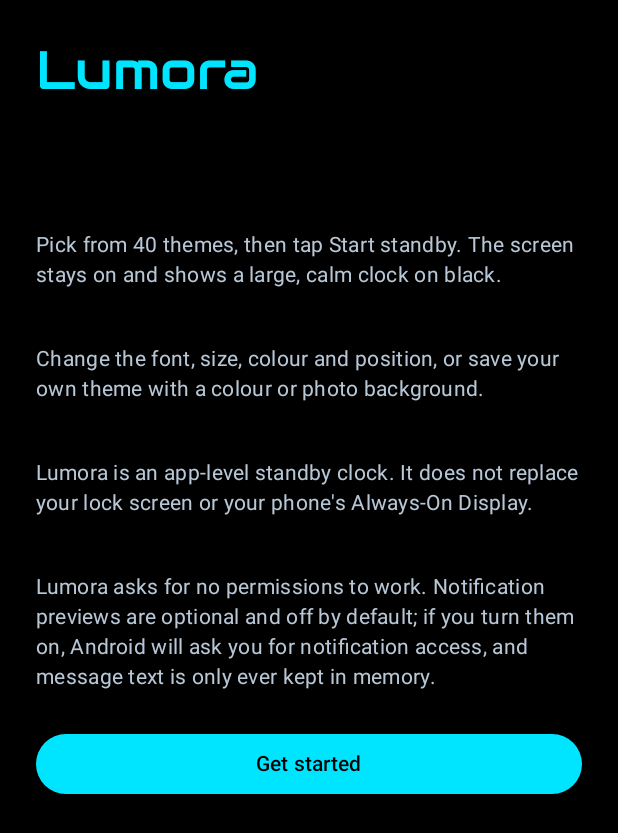
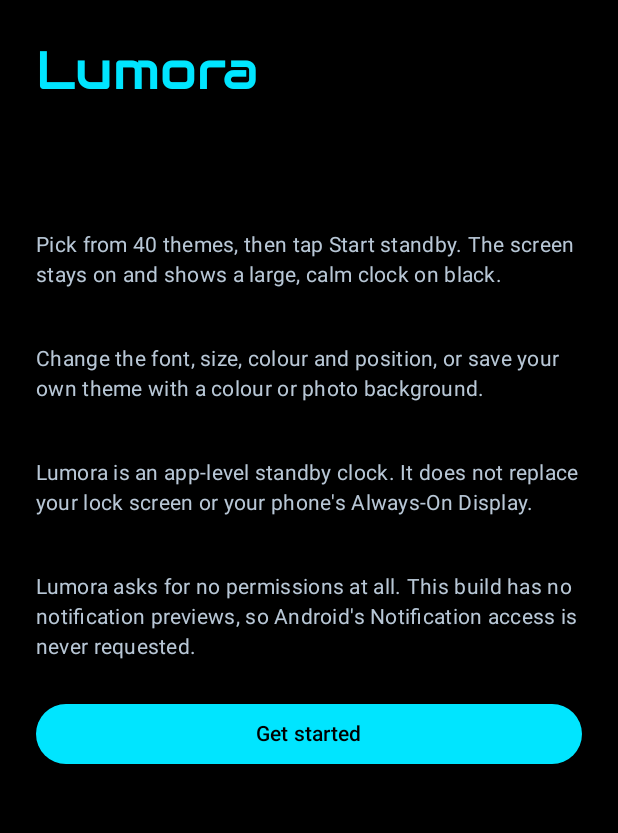
Before and after one commit to Aasimabdul/lumora, an Android app built with Jetpack Compose: the screen it shows after launch (MainActivity), on a phone screen of 412 x 824 dp. Shown: the top 833 px of the screen. Run offline under Robolectric (Android 15) with nearby library versions, the phone set to English and light mode, and no system bars.

Commit message:
Play Protect fix: standard and notifications build flavors, install guide, keystore helper (1.2.1)
Co-Authored-By: Claude Sonnet 5.5 <noreply@anthropic.com>
Claude-Session: https://claude.ai/code/session_01AHJw9DCsF3fyatnx35vAGL

```diff
--- a/app/src/main/java/com/simbuild/lumora/service/NotificationAccess.kt
+++ b/app/src/main/java/com/simbuild/lumora/service/NotificationAccess.kt
@@ -1,7 +1,9 @@
 package com.simbuild.lumora.service
 
 import android.content.ActivityNotFoundException
+import android.content.ComponentName
 import android.content.Context
+import android.content.pm.PackageManager
 import android.content.Intent
 import android.provider.Settings
 import androidx.core.app.NotificationManagerCompat
@@ -11,6 +13,17 @@ import androidx.core.app.NotificationManagerCompat
  * It is unrelated to POST_NOTIFICATIONS, which only concerns Lumora's own notifications.
  */
 object NotificationAccess {
+    /**
+     * True only in builds that declare the notification listener service (the "notifications" flavor).
+     * The "standard" build does not include notification previews at all.
+     */
+    fun isAvailable(context: Context): Boolean = try {
+        context.packageManager.getServiceInfo(ComponentName(context, LumoraNotificationListener::class.java), 0)
+        true
+    } catch (_: PackageManager.NameNotFoundException) {
+        false
+    }
+
     fun isEnabled(context: Context): Boolean =
         NotificationManagerCompat.getEnabledListenerPackages(context).contains(context.packageName)
 
--- a/app/src/main/java/com/simbuild/lumora/ui/screens/DashboardScreen.kt
+++ b/app/src/main/java/com/simbuild/lumora/ui/screens/DashboardScreen.kt
@@ -23,12 +23,14 @@ import androidx.compose.runtime.Composable
 import androidx.compose.ui.Alignment
 import androidx.compose.ui.Modifier
 import androidx.compose.ui.draw.clip
+import androidx.compose.ui.platform.LocalContext
 import androidx.compose.ui.graphics.Brush
 import androidx.compose.ui.graphics.Color
 import androidx.compose.ui.unit.dp
 import com.simbuild.lumora.core.settings.AppSettings
 import com.simbuild.lumora.core.theme.CustomTheme
 import com.simbuild.lumora.core.theme.ThemeCatalog
+import com.simbuild.lumora.service.NotificationAccess
 import com.simbuild.lumora.ui.SectionCard
 import com.simbuild.lumora.ui.clock.ThemeSurface
 import com.simbuild.lumora.ui.clock.rememberClockFrame
@@ -89,7 +91,8 @@ fun DashboardScreen(
         SectionCard("Right now") {
             StatusLine("Clock", if (settings.use24Hour) "24-hour" else "12-hour")
             StatusLine("Font", settings.font.label)
-            StatusLine("Notification previews", if (settings.preview.enabled) "On" else "Off")
+            val previewsInBuild = NotificationAccess.isAvailable(LocalContext.current)
+            StatusLine("Notification previews", if (!previewsInBuild) "Not in this build" else if (settings.preview.enabled) "On" else "Off")
             StatusLine("Charging automation", if (settings.chargingAutomation) "On" else "Off")
         }
 
--- a/app/src/main/java/com/simbuild/lumora/ui/screens/OnboardingScreen.kt
+++ b/app/src/main/java/com/simbuild/lumora/ui/screens/OnboardingScreen.kt
@@ -13,6 +13,8 @@ import androidx.compose.material3.MaterialTheme
 import androidx.compose.material3.Text
 import androidx.compose.runtime.Composable
 import androidx.compose.ui.Modifier
+import androidx.compose.ui.platform.LocalContext
+import com.simbuild.lumora.service.NotificationAccess
 import androidx.compose.ui.unit.dp
 
 /** First-run introduction: what Lumora is, what it is not, and what it will and won't ask for. */
@@ -25,7 +27,14 @@ fun OnboardingScreen(onDone: () -> Unit, modifier: Modifier = Modifier) {
         Point("A clock for your night stand", "Pick from 40 themes, then tap Start standby. The screen stays on and shows a large, calm clock on black.")
         Point("Make it yours", "Change the font, size, colour and position, or save your own theme with a colour or photo background.")
         Point("Not a lock screen", "Lumora is an app-level standby clock. It does not replace your lock screen or your phone's Always-On Display.")
-        Point("Nothing required", "Lumora asks for no permissions to work. Notification previews are optional and off by default; if you turn them on, Android will ask you for notification access, and message text is only ever kept in memory.")
+        Point(
+            "Nothing required",
+            if (NotificationAccess.isAvailable(LocalContext.current)) {
+                "Lumora asks for no permissions to work. Notification previews are optional and off by default; if you turn them on, Android will ask you for notification access, and message text is only ever kept in memory."
+            } else {
+                "Lumora asks for no permissions at all. This build has no notification previews, so Android's Notification access is never requested."
+            },
+        )
         Spacer(Modifier.height(24.dp))
         Button(onClick = onDone, modifier = Modifier.fillMaxWidth()) { Text("Get started") }
     }
```
Also changed, not shown: app/build.gradle.kts (+10 -2 lines), app/src/main/AndroidManifest.xml (+4 -12 lines), app/src/main/java/com/simbuild/lumora/ui/screens/PrivacyScreen.kt (+27 -0 lines), 9 other files.
